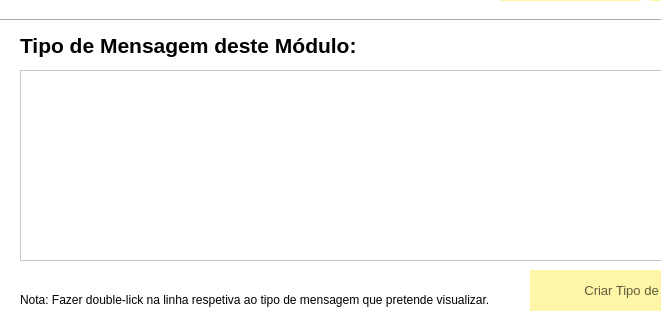
This is FSIPLeiria/gerirmodulo.ui in tatianascgil/Projeto_Informatico_Formula_Student_Barramento_CAN as Qt 5 draws it before an edit; both pictures show x 0 to 661 and y 180 to 500 of the 800 by 500 pixel window. The edited form follows.
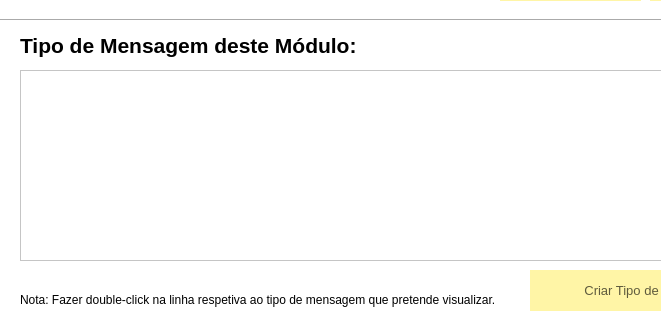
This is the edited form. Icons and pictures are not drawn.

```diff
--- a/FSIPLeiria/gerirmodulo.ui
+++ b/FSIPLeiria/gerirmodulo.ui
@@ -302,7 +302,7 @@
     </rect>
    </property>
    <property name="text">
-    <string>Nota: Fazer double-lick na linha respetiva ao tipo de mensagem que pretende visualizar.</string>
+    <string>Nota: Fazer double-click na linha respetiva ao tipo de mensagem que pretende visualizar.</string>
    </property>
   </widget>
  </widget>
```
